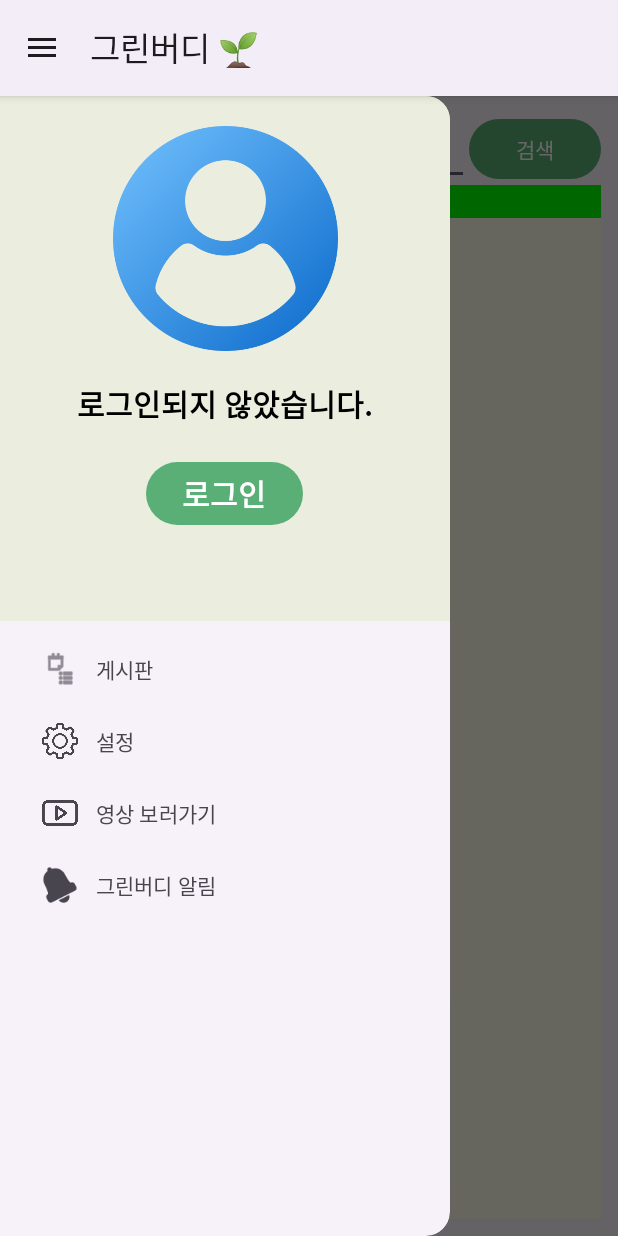
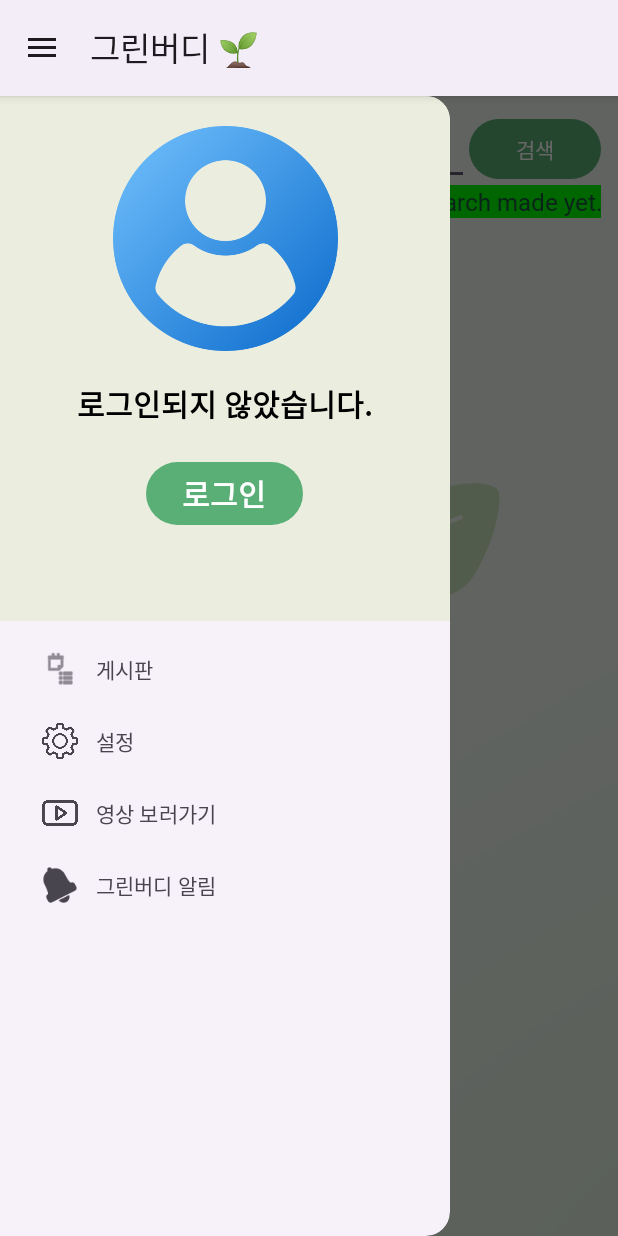
Before and after one commit to codmsdlrltgjqm/greenbuddy, an Android app: the screen it shows after launch (MainActivity), with the side drawer open, on a phone screen of 412 x 824 dp. Run offline under Robolectric (Android 15) with nearby library versions, the light colour scheme and no system bars; our stand-ins replace Firebase (no records; nobody signed in at launch, a user with empty details on screens opened directly); pictures from the network do not load; Roboto replaces fonts that are not available here.

Commit message:
세번째

```diff
--- a/app/src/main/java/com/example/projectapplication/MainActivity.kt
+++ b/app/src/main/java/com/example/projectapplication/MainActivity.kt
@@ -177,6 +177,7 @@ class MainActivity : BaseActivity(), NavigationView.OnNavigationItemSelectedList
                             items.addAll(exactMatches)
                             items.addAll(otherItems)
                             xmlAdapter.notifyDataSetChanged()
+                            saveCurrentTime()  // 검색 완료 후 현재 시간 저장
                         } else {
                             Log.d("mobileApp", "Response Body is null or empty")
                         }
@@ -351,11 +352,12 @@ class MainActivity : BaseActivity(), NavigationView.OnNavigationItemSelectedList
         try {
             openFileOutput(fileName, Context.MODE_PRIVATE).use {
                 it.write(fileContents.toByteArray())
+                Log.d("MainActivity", "Search time saved: $fileContents")
             }
         } catch (e: FileNotFoundException) {
-            e.printStackTrace()
+            Log.e("MainActivity", "File not found", e)
         } catch (e: IOException) {
-            e.printStackTrace()
+            Log.e("MainActivity", "Error writing to file", e)
         }
     }
 
@@ -366,27 +368,28 @@ class MainActivity : BaseActivity(), NavigationView.OnNavigationItemSelectedList
         try {
             openFileInput(fileName).use {
                 lastSearchTime = it.bufferedReader().readLine()
+                Log.d("MainActivity", "Last search time read: $lastSearchTime")
             }
         } catch (e: FileNotFoundException) {
-            e.printStackTrace()
+            Log.e("MainActivity", "File not found", e)
         } catch (e: IOException) {
-            e.printStackTrace()
+            Log.e("MainActivity", "Error reading from file", e)
         }
 
         return lastSearchTime
     }
 
     private fun saveCurrentTime() {
-        // 파일에 현재 시간 저장
+        // 현재 시간을 파일에 저장
         saveCurrentTimeToFile()
+        Log.d("MainActivity", "Current time saved after successful response")
     }
 
+
     private fun displayLastSearchTime() {
-        // 파일에서 마지막 검색 시간 가져오기
+        // UI에 마지막 검색 시간 표시
         val lastSearchTime = readLastSearchTimeFromFile()
-
-        // UI에 마지막 검색 시간 표시
-        binding.lastsaved.text = lastSearchTime
+        binding.lastsaved.text = lastSearchTime ?: "No search made yet."
     }
 
     private fun applyBackgroundColor() {
@@ -432,6 +435,7 @@ class MainActivity : BaseActivity(), NavigationView.OnNavigationItemSelectedList
         applyUserSettings()
         applyUserPhoto()
         applyTextSize()
+        displayLastSearchTime()
     }
 
 }
--- a/app/src/main/res/layout/activity_main.xml
+++ b/app/src/main/res/layout/activity_main.xml
@@ -4,6 +4,7 @@
     xmlns:app="http://schemas.android.com/apk/res-auto"
     xmlns:tools="http://schemas.android.com/tools"
     android:id="@+id/drawer"
+    android:background="@drawable/greenbuddyback"
     android:layout_width="match_parent"
     android:layout_height="match_parent"
     tools:context=".MainActivity">
@@ -44,8 +45,7 @@
             android:layout_width="match_parent"
             android:layout_height="0dp"
             android:layout_weight="1"
-            android:id="@+id/xmlRecyclerView"
-            android:background="#ffffee" />
+            android:id="@+id/xmlRecyclerView"/>
     </LinearLayout>
 
     <!-- 2. 드로어 화면 -->
```
Also changed, not shown: app/src/main/res/drawable/greenbuddyback.png (added).
